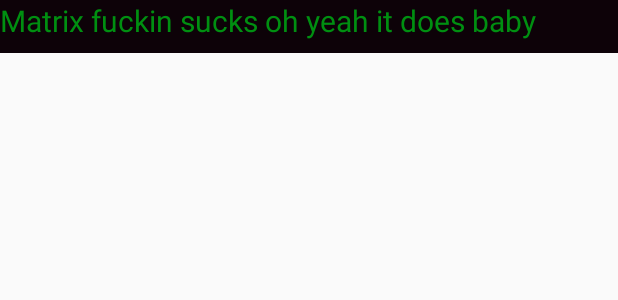
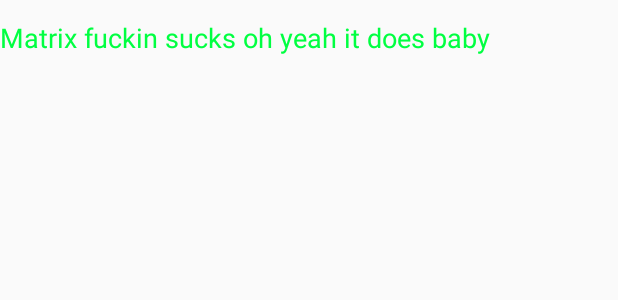
Before and after one commit to IvicaDuspara/WirelessNetworkRemote, an Android app: the layout listitem_song.xml on its own in the app's theme, with its tools: preview values and no code run, on a phone screen of 412 x 824 dp. Shown: the top 300 px of the screen. Run offline under Robolectric (Android 15) with nearby library versions, the phone set to English and light mode, and no system bars.

Commit message:
Added 'matrix' theme to all activities(list separators, background colors etc). Also added ordinal suffix generation to queue positions.

```diff
--- a/app/src/main/java/makazas/imint/hr/meteorremote/presentation/SongsListPresenter.java
+++ b/app/src/main/java/makazas/imint/hr/meteorremote/presentation/SongsListPresenter.java
@@ -125,7 +125,7 @@ public class SongsListPresenter implements SongsListContract.Presenter, ServerRe
 
                 sendMacAddressToServer();
                 view.updateListWithSongs(receivedSongs);
-                startListeningForServerResponse();
+                startListeningForServerResponses();
             } catch(IOException e){
                 e.printStackTrace();
             }
@@ -146,7 +146,7 @@ public class SongsListPresenter implements SongsListContract.Presenter, ServerRe
         }
     }
 
-    private void startListeningForServerResponse() {
+    private void startListeningForServerResponses() {
         listenerThread = new ServerResponseListenerThread();
         listenerThread.setBufferedReader(clientSocketReader);
         listenerThread.setDaemon(true);
--- a/app/src/main/java/makazas/imint/hr/meteorremote/ui/MainActivity.java
+++ b/app/src/main/java/makazas/imint/hr/meteorremote/ui/MainActivity.java
@@ -11,6 +11,7 @@ import android.widget.Toast;
 
 import butterknife.BindView;
 import butterknife.ButterKnife;
+import butterknife.OnClick;
 import makazas.imint.hr.meteorremote.util.Constants;
 import makazas.imint.hr.meteorremote.R;
 import makazas.imint.hr.meteorremote.ui.songslist.SongsListActivity;
@@ -43,8 +44,6 @@ public class MainActivity extends AppCompatActivity {
         ButterKnife.bind(this);
 
         initializeEditTextsFromSharedPrefs();
-
-        btnConnect.setOnClickListener(l -> attemptConnection());
     }
 
     /**
@@ -54,7 +53,8 @@ public class MainActivity extends AppCompatActivity {
      * <p>
      * For validation of IP Address and port number, please see {@link SongsListActivity#startSocket() startSocket()}
      */
-    private void attemptConnection() {
+    @OnClick(R.id.btn_main_connect)
+    public void attemptConnection() {
         String ipAddress = etIpAddress.getText().toString();
         String port = etPort.getText().toString();
 
--- a/app/src/main/res/layout/activity_main.xml
+++ b/app/src/main/res/layout/activity_main.xml
@@ -3,9 +3,7 @@
     xmlns:tools="http://schemas.android.com/tools"
     android:layout_width="match_parent"
     android:layout_height="match_parent"
-    android:background="@color/matrixBlack"
-
-  >
+    android:background="@color/matrixBlack">
 
     <EditText
         android:id="@+id/et_main_ipaddress"
--- a/app/src/main/res/layout/listitem_song.xml
+++ b/app/src/main/res/layout/listitem_song.xml
@@ -1,18 +1,20 @@
 <?xml version="1.0" encoding="utf-8"?>
-<RelativeLayout xmlns:android="http://schemas.android.com/apk/res/android"
+<LinearLayout xmlns:android="http://schemas.android.com/apk/res/android"
     android:layout_width="match_parent"
-    android:layout_height="wrap_content">
+    android:layout_height="wrap_content"
+    android:orientation="vertical">
 
     <TextView
         android:id="@+id/listitem_song"
         android:layout_width="match_parent"
-        android:layout_height="35dp"
+        android:layout_height="50dp"
         style="@style/MatrixListItem"
 
         android:text="Matrix fuckin sucks oh yeah it does baby"
 
-        android:layout_centerVertical="true"
+        android:gravity="center_vertical"
         android:textAllCaps="false"
-        android:textSize="20sp" />
+        android:textSize="18sp" />
 
-</RelativeLayout>
+
+</LinearLayout>
--- a/app/src/main/res/values/colors.xml
+++ b/app/src/main/res/values/colors.xml
@@ -6,4 +6,5 @@
     <color name="matrixBlack">#0d0208</color>
     <color name="matrixDarkGreen">#008F11</color>
     <color name="matrixLightGreen">#00ff41</color>
+    <color name="matrixDarkGrey">#131414</color>
 </resources>
--- a/app/src/main/res/values/styles.xml
+++ b/app/src/main/res/values/styles.xml
@@ -3,14 +3,13 @@
     <!-- Base application theme. -->
     <style name="AppTheme" parent="Theme.AppCompat.Light.DarkActionBar">
         <!-- Customize your theme here. -->
-        <item name="colorPrimary">@color/colorPrimary</item>
-        <item name="colorPrimaryDark">@color/colorPrimaryDark</item>
-        <item name="colorAccent">@color/colorAccent</item>
+        <item name="colorPrimary">@color/matrixDarkGrey</item>
+        <item name="colorPrimaryDark">@color/matrixBlack</item>
+        <item name="colorAccent">@color/matrixLightGreen</item>
     </style>
 
     <style name="MatrixListItem">
-        <item name="android:background">@color/matrixBlack</item>
-        <item name="android:textColor">@color/matrixDarkGreen</item>
+        <item name="android:textColor">@color/matrixLightGreen</item>
         <item name="android:singleLine">true</item>
         <item name="android:ellipsize">marquee</item>
     </style>
```
Also changed, not shown: app/src/main/java/makazas/imint/hr/meteorremote/ui/songslist/SongsListActivity.java (+9 -12 lines), app/src/main/java/makazas/imint/hr/meteorremote/util/StringFormattingUtil.java (added, +16 -0 lines), app/src/main/res/drawable/listitem_divider.xml (added, +11 -0 lines), app/src/main/res/layout/activity_songs_list.xml (+11 -6 lines).
